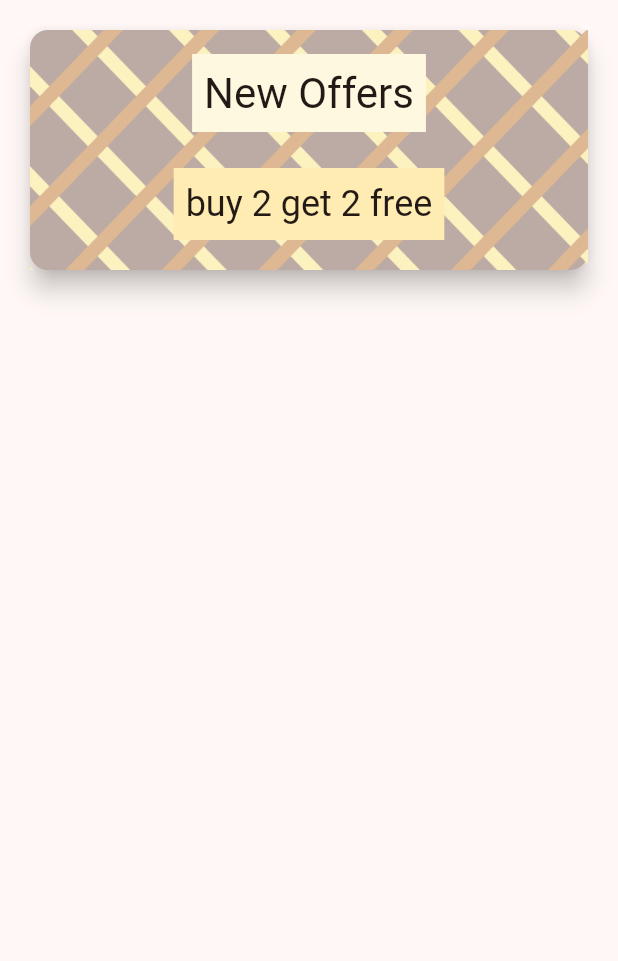
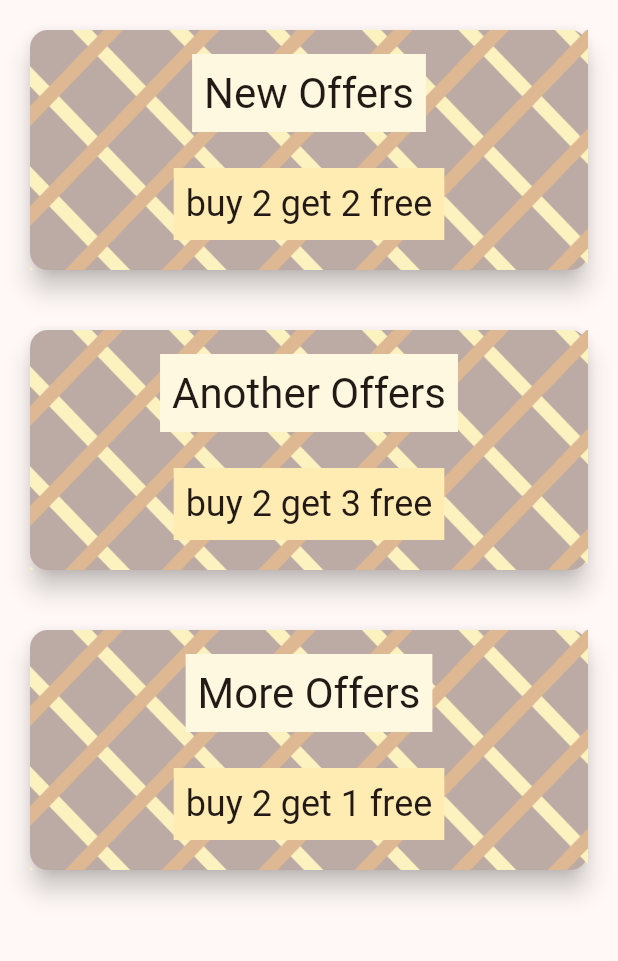
Before and after one commit to karuncodes/FM_Flutter, a Flutter app: the screen it shows after launch, on a phone screen of 412 x 824 dp, the part 84-1045 px from its top. Run offline on Flutter 3.47's test engine with Material 2 defaults, Android fonts, the phone set to English and light mode, and no system bars.

Commit message:
Multiple offers on the page (but not scrollable)

```diff
--- a/lib/offerspage.dart
+++ b/lib/offerspage.dart
@@ -5,7 +5,13 @@
 
   @override
   Widget build(BuildContext context) {
-    return const Offer( title: "New Offers", description: "buy 2 get 2 free",);
+    return Column(
+      children: const [
+        Offer( title: "New Offers", description: "buy 2 get 2 free",),
+        Offer( title: "Another Offers", description: "buy 2 get 3 free",),
+        Offer( title: "More Offers", description: "buy 2 get 1 free",),
+      ],
+    );
   }
 }
 
@@ -45,7 +51,8 @@
                         child: Text(title, style: Theme.of(context).textTheme.headlineMedium, ),
                       ),
                     ),
-                  )),
+                  ),
+                  ),
                 ),
                 Padding(
                   padding: const EdgeInsets.all(8.0),
@@ -55,7 +62,7 @@
                       padding: const EdgeInsets.all(8.0),
                       child: Text(description, style: Theme.of(context).textTheme.headlineSmall,),
                     ),
-                  )),
+                  ),),
                 ),
               ],
             ),
```
